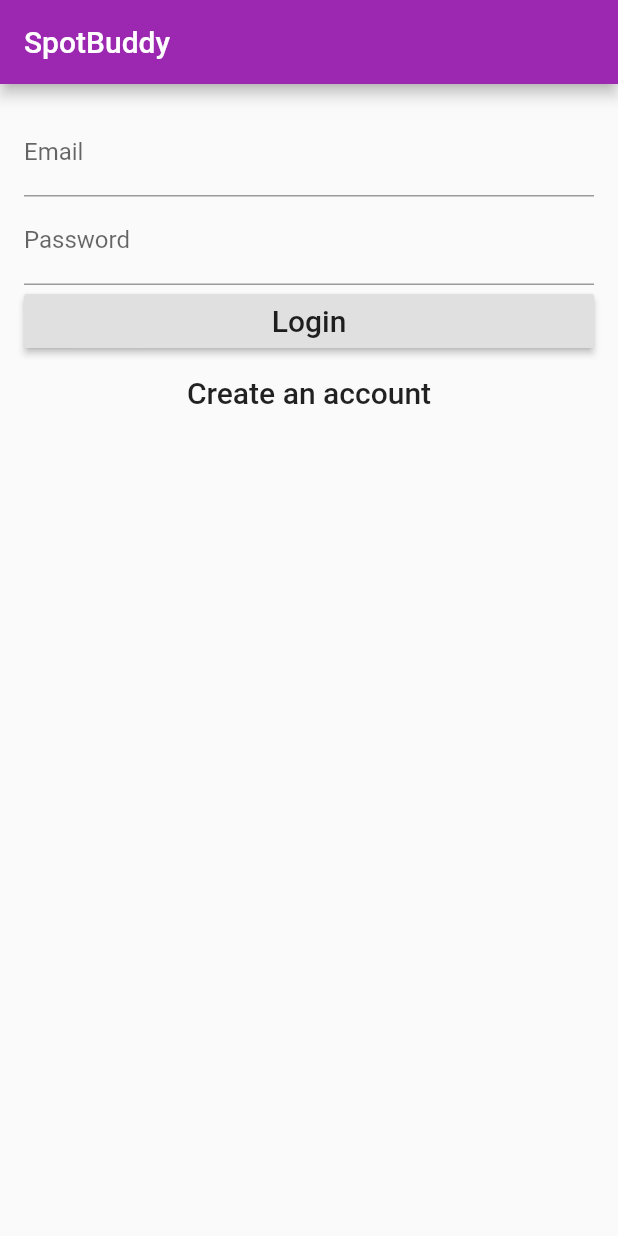
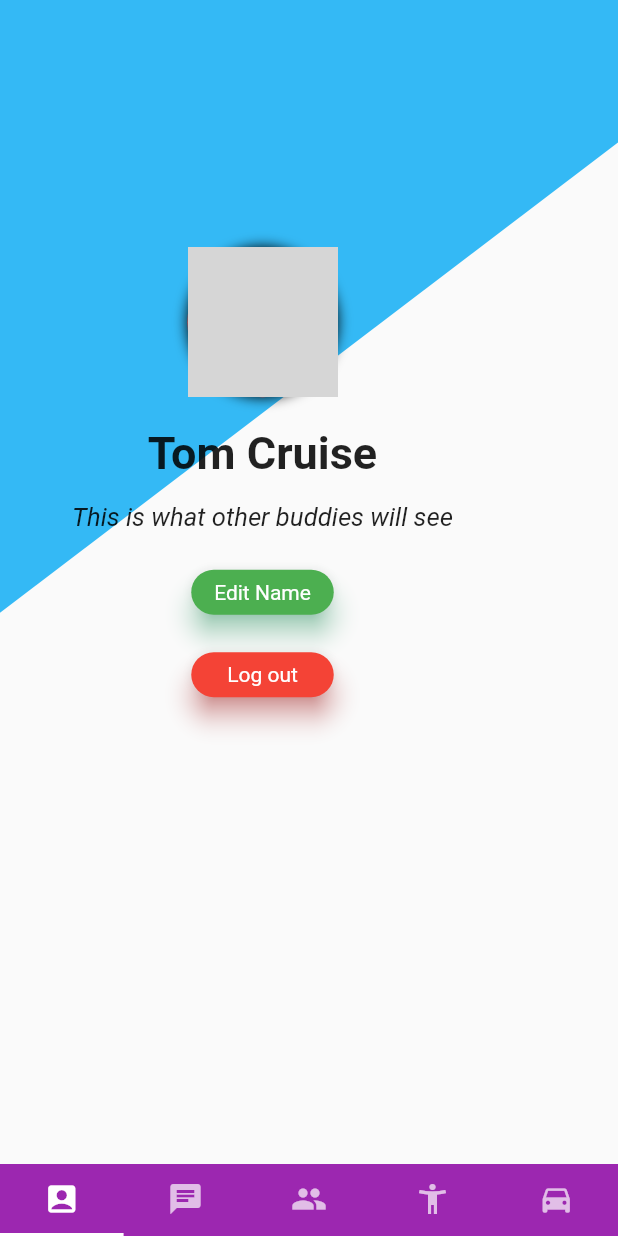
Before and after one commit to jessicavilches/spotbuddy_1, a Flutter app: the screen it shows after launch, on a phone screen of 412 x 824 dp. Run offline on Flutter 3.47's test engine with Material 2 defaults, Android fonts, the phone set to English and light mode, and no system bars; our stand-ins replace cloud_firestore, firebase_auth; accounts and stored records are empty; network calls fail; Roboto replaces fonts that are missing (Montserrat); grey boxes are pictures that could not be loaded.

```diff
--- a/lib/login_page.dart
+++ b/lib/login_page.dart
@@ -1,6 +1,7 @@
 import 'package:flutter/material.dart';
 import 'package:firebase_auth/firebase_auth.dart';
 
+import 'user_data.dart';
 
 class LoginPage extends StatefulWidget {
 
@@ -36,7 +37,9 @@ class _LoginPageState extends State<LoginPage> {
               .signInWithEmailAndPassword(email: _email, password: _password);
           print('Signed in: ${user.uid}');
         } else {
-          FirebaseUser user = await FirebaseAuth.instance.createUserWithEmailAndPassword(email: _email, password: _password);
+          FirebaseUser user = await FirebaseAuth.instance.createUserWithEmailAndPassword(email: _email, password: _password).then((signedInUser) {
+            UserData().storeNewUser(signedInUser, context);
+          });
           print('Registered user: ${user.uid}');
         }
       }
--- a/lib/main.dart
+++ b/lib/main.dart
@@ -1,5 +1,7 @@
 import 'package:flutter/material.dart';
 import 'login_page.dart';
+import 'user_mgt.dart';
+//import 'package:spotbuddy_1/globals.properties';
 
 void main() => runApp(MyApp());
 
@@ -12,8 +14,13 @@ class MyApp extends StatelessWidget {
       theme: ThemeData(
 
         primarySwatch: Colors.purple,
+       // primarySwatch: theme_color,
       ),
-      home: new LoginPage(),
+        //home: new LoginPage(),
+        home: new MyHomePage(),
+        routes: <String, WidgetBuilder> {
+          '/homepage': (BuildContext context) => new MyHomePage()
+        }
     );
   }
 }
--- /dev/null
+++ b/lib/user_data.dart
@@ -0,0 +1,17 @@
+import 'package:cloud_firestore/cloud_firestore.dart';
+
+import 'package:flutter/widgets.dart';
+
+class UserData {
+storeNewUser(user, context) {
+Firestore.instance.collection('/users').add({
+'email': user.email,
+'uid': user.uid
+}).then((value) {
+Navigator.of(context).pop();
+Navigator.of(context).pushReplacementNamed('/homepage');
+}).catchError((e) {
+print(e);
+});
+}
+}
--- /dev/null
+++ b/lib/user_mgt.dart
@@ -0,0 +1,250 @@
+import 'package:flutter/material.dart';
+
+void main() => runApp(new MyApp());
+
+class MyApp extends StatelessWidget {
+  @override
+  Widget build(BuildContext context) {
+    return new MaterialApp(
+      debugShowCheckedModeBanner: false,
+      home: new MyHomePage(),
+    );
+  }
+}
+
+class MyHomePage extends StatefulWidget {
+  @override
+  _MyHomePageState createState() => new _MyHomePageState();
+}
+
+class _MyHomePageState extends State<MyHomePage> with SingleTickerProviderStateMixin {
+  TabController tabController;
+
+  @override
+  void initState() {
+    super.initState();
+    tabController = new TabController(length: 5, vsync: this);
+  }
+
+  @override
+  Widget build(BuildContext context) {
+    return new Scaffold(
+
+        body: new Stack(
+          children: <Widget>[
+            ClipPath(
+              child: Container(color: Colors.lightBlue.withOpacity(0.8)),
+              clipper: getClipper(),
+            ),
+            Positioned(
+                width: 350.0,
+                top: MediaQuery.of(context).size.height / 5,
+                child: Column(
+                  children: <Widget>[
+                    Container(
+                        width: 100.0,
+                        height: 100.0,
+                        decoration: BoxDecoration(
+                            color: Colors.red,
+                            image: DecorationImage(
+                                image: NetworkImage(
+                                    'https://pixel.nymag.com/imgs/daily/vulture/2017/06/14/14-tom-cruise.w700.h700.jpg'),
+                                fit: BoxFit.cover),
+                            borderRadius: BorderRadius.all(Radius.circular(55.0)),
+                            boxShadow: [
+                              BoxShadow(blurRadius: 7.0, color: Colors.black)
+                            ])),
+                    SizedBox(height: 20.0),
+                    Text(
+                      'Tom Cruise',
+                      style: TextStyle(
+                          fontSize: 30.0,
+                          fontWeight: FontWeight.bold,
+                          fontFamily: 'Montserrat'),
+                    ),
+                    SizedBox(height: 15.0),
+                    Text(
+                      'This is what other buddies will see',
+                      style: TextStyle(
+                          fontSize: 17.0,
+                          fontStyle: FontStyle.italic,
+                          fontFamily: 'Montserrat'),
+                    ),
+
+
+
+                    SizedBox(height: 25.0),
+                    Container(
+                        height: 30.0,
+                        width: 95.0,
+                        child: Material(
+                          borderRadius: BorderRadius.circular(20.0),
+                          shadowColor: Colors.greenAccent,
+                          color: Colors.green,
+                          elevation: 7.0,
+                          child: GestureDetector(
+                            onTap: () {},
+                            child: Center(
+                              child: Text(
+                                'Edit Name',
+                                style: TextStyle(color: Colors.white, fontFamily: 'Montserrat'),
+                              ),
+                            ),
+                          ),
+                        )),
+                    SizedBox(height: 25.0),
+                    Container(
+                        height: 30.0,
+                        width: 95.0,
+                        child: Material(
+                          borderRadius: BorderRadius.circular(20.0),
+                          shadowColor: Colors.redAccent,
+                          color: Colors.red,
+                          elevation: 7.0,
+                          child: GestureDetector(
+                            onTap: () {},
+                            child: Center(
+                              child: Text(
+                                'Log out',
+                                style: TextStyle(color: Colors.white, fontFamily: 'Montserrat'),
+                              ),
+                            ),
+                          ),
+                        ))
+                  ],
+                ))
+          ],
+        ),
+      bottomNavigationBar: new Material(
+        color: Colors.purple,
+        child: TabBar(
+          controller: tabController,
+          tabs: <Widget>[
+            new Tab(icon: Icon(Icons.account_box)), //see your profile
+            new Tab(icon: Icon(Icons.chat)),
+            new Tab(icon: Icon(Icons.group)), //be a buddy
+            new Tab(icon: Icon(Icons.accessibility_new)), //find a buddy
+            new Tab(icon: Icon(Icons.directions_car)) //see past trips
+          ]
+
+
+        )
+
+      ),
+      /*body: new TabBarView(
+        controller: tabController,
+        children: <Widget> [
+          MyHomePage(),
+          //In here you link your icons to the .dart pages
+
+        ]
+      )*/
+    );
+
+  }
+
+  /*@override
+  Widget build(BuildContext context) {
+    return new Scaffold(
+        body: new Stack(
+          children: <Widget>[
+            ClipPath(
+              child: Container(color: Colors.black.withOpacity(0.8)),
+              clipper: getClipper(),
+            ),
+            Positioned(
+                width: 350.0,
+                top: MediaQuery.of(context).size.height / 5,
+                child: Column(
+                  children: <Widget>[
+                    Container(
+                        width: 150.0,
+                        height: 150.0,
+                        decoration: BoxDecoration(
+                            color: Colors.red,
+                            image: DecorationImage(
+                                image: NetworkImage(
+                                    'https://pixel.nymag.com/imgs/daily/vulture/2017/06/14/14-tom-cruise.w700.h700.jpg'),
+                                fit: BoxFit.cover),
+                            borderRadius: BorderRadius.all(Radius.circular(75.0)),
+                            boxShadow: [
+                              BoxShadow(blurRadius: 7.0, color: Colors.black)
+                            ])),
+                    SizedBox(height: 90.0),
+                    Text(
+                      'Tom Cruise',
+                      style: TextStyle(
+                          fontSize: 30.0,
+                          fontWeight: FontWeight.bold,
+                          fontFamily: 'Montserrat'),
+                    ),
+                    SizedBox(height: 15.0),
+                    Text(
+                      'Subscribe guys',
+                      style: TextStyle(
+                          fontSize: 17.0,
+                          fontStyle: FontStyle.italic,
+                          fontFamily: 'Montserrat'),
+                    ),
+                    SizedBox(height: 25.0),
+                    Container(
+                        height: 30.0,
+                        width: 95.0,
+                        child: Material(
+                          borderRadius: BorderRadius.circular(20.0),
+                          shadowColor: Colors.greenAccent,
+                          color: Colors.green,
+                          elevation: 7.0,
+                          child: GestureDetector(
+                            onTap: () {},
+                            child: Center(
+                              child: Text(
+                                'Edit Name',
+                                style: TextStyle(color: Colors.white, fontFamily: 'Montserrat'),
+                              ),
+                            ),
+                          ),
+                        )),
+                    SizedBox(height: 25.0),
+                    Container(
+                        height: 30.0,
+                        width: 95.0,
+                        child: Material(
+                          borderRadius: BorderRadius.circular(20.0),
+                          shadowColor: Colors.redAccent,
+                          color: Colors.red,
+                          elevation: 7.0,
+                          child: GestureDetector(
+                            onTap: () {},
+                            child: Center(
+                              child: Text(
+                                'Log out',
+                                style: TextStyle(color: Colors.white, fontFamily: 'Montserrat'),
+                              ),
+                            ),
+                          ),
+                        ))
+                  ],
+                ))
+          ],
+        ));
+  }*/
+}
+
+class getClipper extends CustomClipper<Path> {
+  @override
+  Path getClip(Size size) {
+    var path = new Path();
+
+    path.lineTo(0.0, size.height / 1.9);
+    path.lineTo(size.width + 125, 0.0);
+    path.close();
+    return path;
+  }
+
+  @override
+  bool shouldReclip(CustomClipper<Path> oldClipper) {
+    // TODO: implement shouldReclip
+    return true;
+  }
+}
--- a/pubspec.yaml
+++ b/pubspec.yaml
@@ -16,6 +16,7 @@ dependencies:
   flutter:
     sdk: flutter
   firebase_auth: ^0.8.1+3
+  cloud_firestore: ^0.9.5+2
 
 
   # The following adds the Cupertino Icons font to your application.
```
Also changed, not shown: 2 other files.
